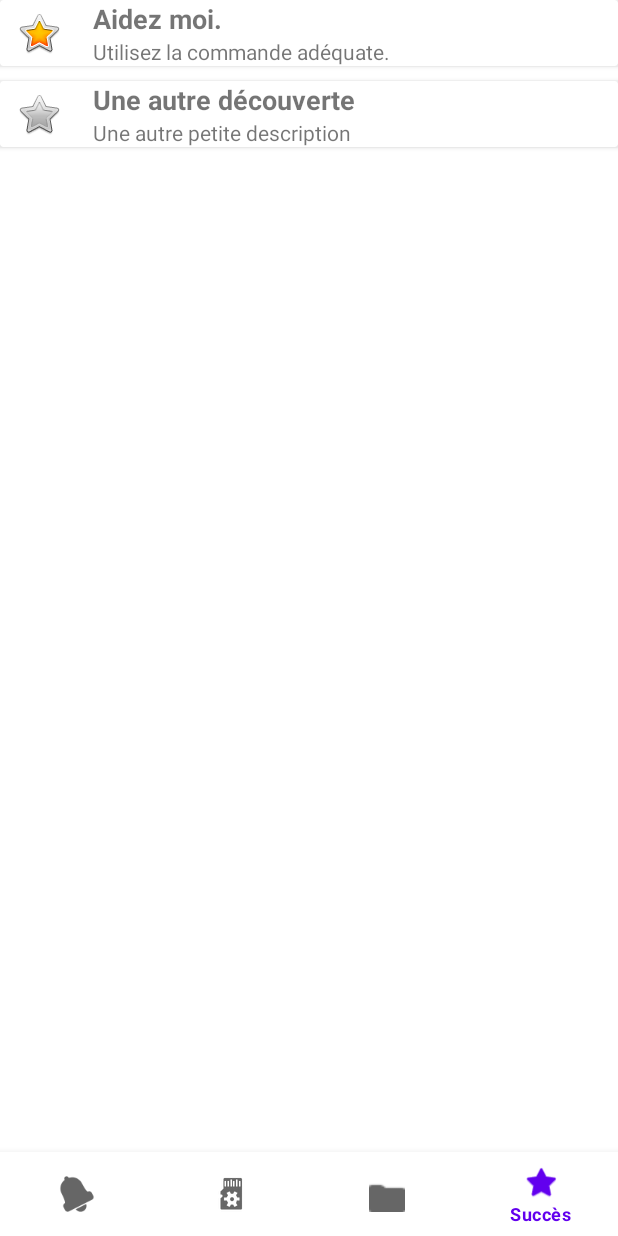
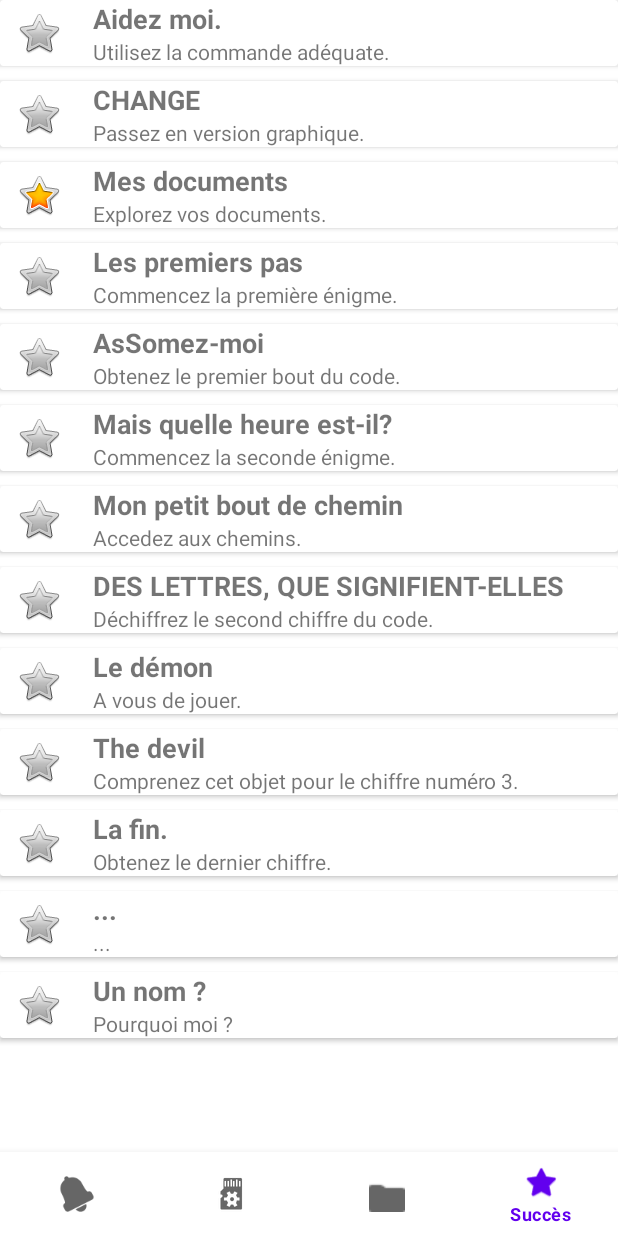
Before and after one commit to Raphiikiki/Anniv_2022_Am, an Android app: the screen it shows after launch (MainActivity), item 4 of the bottom bar chosen, on a phone screen of 412 x 824 dp. Run offline under Robolectric (Android 15) with nearby library versions, the phone set to English and light mode, and no system bars; our stand-ins replace navigation-ui; Roboto replaces fonts that are not available here.

Commit message:
Ajout des fichiers

```diff
--- a/app/src/main/java/com/example/anniv_2022_am/MainActivity.java
+++ b/app/src/main/java/com/example/anniv_2022_am/MainActivity.java
@@ -23,8 +23,6 @@ public class MainActivity extends AppCompatActivity {
         GFichiers.loadGFichiers(this.getApplicationContext());
         GSucces.loadGSucces(this.getApplicationContext());
 
-        GSucces.succesDone("Aidez moi.");
-
         // Setup visual stuff
         setContentView(R.layout.activity_main);
 
--- a/app/src/main/java/com/example/anniv_2022_am/bdd/Database.java
+++ b/app/src/main/java/com/example/anniv_2022_am/bdd/Database.java
@@ -18,7 +18,7 @@ import java.util.List;
 public class Database extends SQLiteOpenHelper {
 
     // Informations
-    private static final int DATABASE_VERSION = 7;
+    private static final int DATABASE_VERSION = 14;
     private static final String DATABASE_NAME = "db_annivam_2022";
     private static final String DATABASE_TABLE_NAME = "fichiers";
     private static final String DATABASE_SUCCES_NAME = "succes";
@@ -63,13 +63,31 @@ public class Database extends SQLiteOpenHelper {
 
         // Request
         String req = "INSERT INTO " + DATABASE_TABLE_NAME + " VALUES " +
-                "('Application.pdf', '2022-02-15 11:00', 'Une petite description')," +
-                "('test.mp3', '2022-02-15 11:45', 'Une autre petite description');";
+                "('Application.pdf', '2022-03-20 00:00', 'Descriptif de cette application.')," +
+                "('Colis.pdf', '2022-03-20 00:00', 'Découverte sur un paquet suspect.')," +
+                "('Transport.pdf', '2022-03-20 00:00', 'Déplcement du colis.')," +
+                "('initialisation.mp3', '2022-03-20 00:01', 'Un nouveau message vocal à été intercepté.')," +
+                "('srdcdcper_1.mp3', '2022-03-20 11:34', 'Un nouveau message vocal à été intercepté.')," +
+                "('srdcdcper_2.mp3', '2022-03-20 12:43', 'Un nouveau message vocal à été intercepté.')," +
+                "('srdcdcper_3.mp3', '2022-03-20 14:03', 'Un nouveau message vocal à été intercepté.')," +
+                "('fichier_inconnu.pdf', '2022-03-20 15:00', 'Un fichier inconnu à été intercepté.')," +
+                "('srdcdcper_4.mp3', '2022-03-20 15:51', 'Un nouveau message vocal à été intercepté.');";
         sqLiteDatabase.execSQL(req);
 
         req = "INSERT INTO " + DATABASE_SUCCES_NAME + " VALUES " +
                 "('Aidez moi.', 'FALSE', 'Utilisez la commande adéquate.')," +
-                "('Une autre découverte', 'FALSE', 'Une autre petite description');";
+                "('CHANGE', 'FALSE', 'Passez en version graphique.')," +
+                "('Mes documents', 'FALSE', 'Explorez vos documents.')," +
+                "('Les premiers pas', 'FALSE', 'Commencez la première énigme.')," +
+                "('AsSomez-moi', 'FALSE', 'Obtenez le premier bout du code.')," +
+                "('Mais quelle heure est-il?', 'FALSE', 'Commencez la seconde énigme.')," +
+                "('Mon petit bout de chemin', 'FALSE', 'Accedez aux chemins.')," +
+                "('DES LETTRES, QUE SIGNIFIENT-ELLES', 'FALSE', 'Déchiffrez le second chiffre du code.')," +
+                "('Le démon', 'FALSE', 'A vous de jouer.')," +
+                "('The devil', 'FALSE', 'Comprenez cet objet pour le chiffre numéro 3.')," +
+                "('La fin.', 'FALSE', 'Obtenez le dernier chiffre.')," +
+                "('...', 'FALSE', '...')," +
+                "('Un nom ?', 'FALSE', 'Pourquoi moi ?');";
         sqLiteDatabase.execSQL(req);
         sqLiteDatabase.setTransactionSuccessful();
         sqLiteDatabase.endTransaction();
--- a/app/src/main/java/com/example/anniv_2022_am/guiFragments/game/demon/DemonCommandEngine.java
+++ b/app/src/main/java/com/example/anniv_2022_am/guiFragments/game/demon/DemonCommandEngine.java
@@ -25,15 +25,15 @@ public class DemonCommandEngine extends GameEngine {
 
     public DemonCommandEngine(Context context, int height, int width) {
         super(height, width);
-        this.hard = new TextCard(new Rect(0,0,width/3, height/15), "Hard");
+        this.hard = new TextCard(new Rect(0,0,width/3, height/15), "Normal");
         this.hard.changeColorRect(this.color_background);
         this.hard.changeColorText(this.color_text);
 
-        this.seed = new TextCard(new Rect(width/2, 14*height/15, 9*width/10, height), "Seed");
+        this.seed = new TextCard(new Rect(width/2, 14*height/15, 9*width/10, height), "hzscceld");
         this.seed.changeColorRect(this.color_background);
         this.seed.changeColorText(this.color_text);
 
-        this.perso = new TextCard(new Rect(width/4, 14*height/30, 3*width/4, 16*height/30), "Azazel");
+        this.perso = new TextCard(new Rect(width/4, 14*height/30, 3*width/4, 16*height/30), "Isaac");
         this.perso.changeColorRect(this.color_background);
         this.perso.changeColorText(this.color_text);
 
--- a/app/src/main/java/com/example/anniv_2022_am/ui/fichiers/FragmentFichiers.java
+++ b/app/src/main/java/com/example/anniv_2022_am/ui/fichiers/FragmentFichiers.java
@@ -19,6 +19,7 @@ import com.example.anniv_2022_am.DisplayStuff;
 import com.example.anniv_2022_am.MainActivity;
 import com.example.anniv_2022_am.R;
 import com.example.anniv_2022_am.controleurs.GFichiers;
+import com.example.anniv_2022_am.controleurs.GSucces;
 import com.example.anniv_2022_am.controleurs.Variables;
 import com.example.anniv_2022_am.modele.Fichier;
 import com.example.anniv_2022_am.ui.notifications.NotificationsAdapter;
@@ -36,6 +37,7 @@ public class FragmentFichiers extends Fragment {
     @Override
     public void onCreate(Bundle savedInstanceState) {
         Log.d(Variables.TAG_Notifications, "OnCreate() fichiers fragment");
+        GSucces.succesDone("Mes documents");
         super.onCreate(savedInstanceState);
     }
 
```
Also changed, not shown: app/src/main/java/com/example/anniv_2022_am/modele/Commandes.java (+17 -2 lines), app/src/main/java/com/example/anniv_2022_am/modele/CommandesGUI.java (+9 -2 lines), 11 other files.
